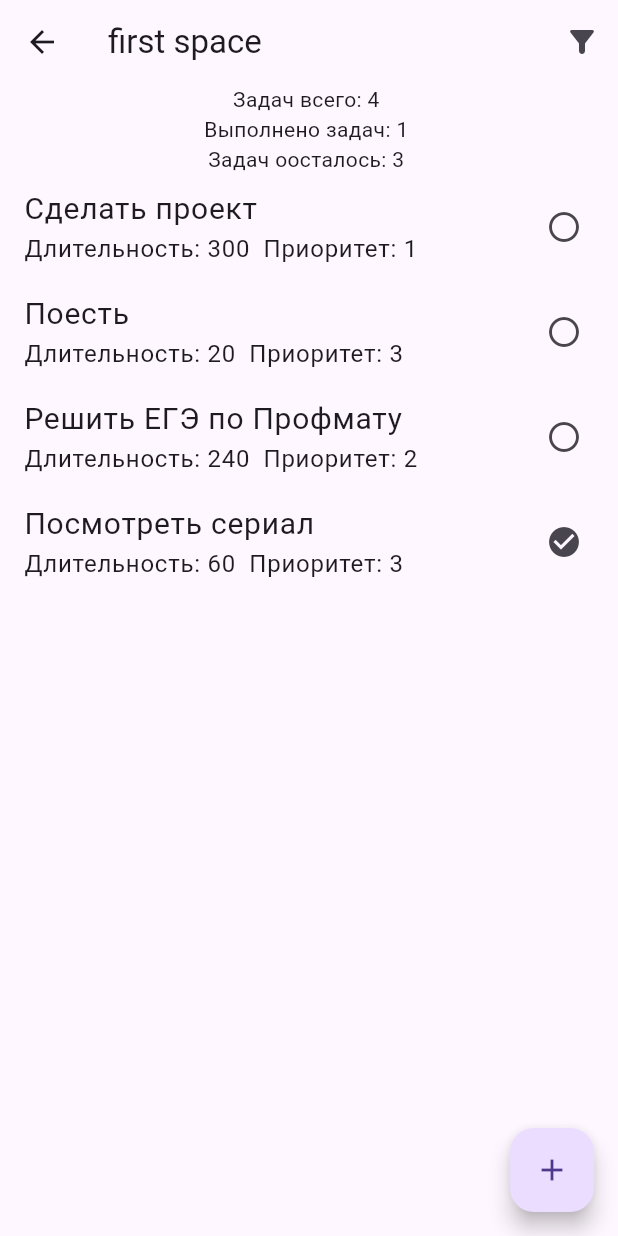
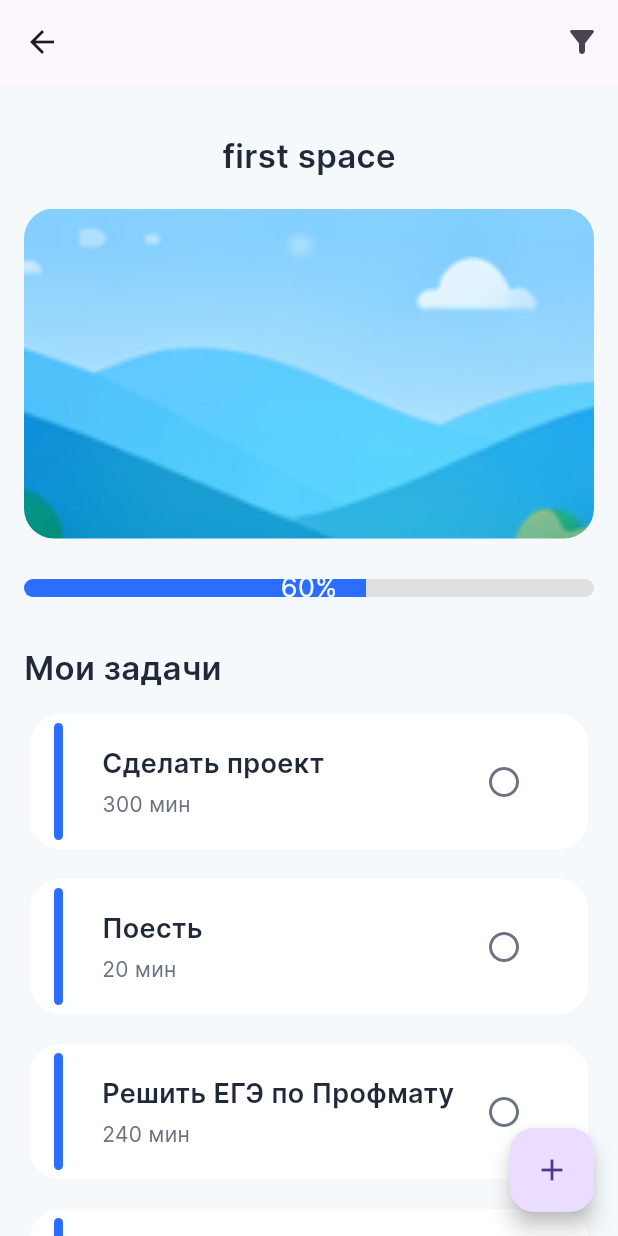
Before and after one commit to IIIPEK-NEMNOZHKO-OTSTALIY/SmartTime, a Flutter app: the screen it shows after launch, after a tap on "first space", on a phone screen of 412 x 824 dp. Run offline on Flutter 3.47's test engine with Material 3 defaults, Android fonts, the phone set to English and light mode, and no system bars; our stand-ins replace shared_preferences.

Commit message:
Интегрирвоана часть UI для HomePage, ее подстраницы с Задачами и добавлена Дрысясися

```diff
--- a/lib/app/app.dart
+++ b/lib/app/app.dart
@@ -5,7 +5,8 @@
 */
 
 import 'package:flutter/material.dart';
-import '../features/home/home_page.dart';
+import '../pages/home_page.dart';
+import '../core/theme/app_theme.dart';
 
 class MyApp extends StatelessWidget {
   const MyApp({super.key});
@@ -13,6 +14,7 @@ class MyApp extends StatelessWidget {
   @override
   Widget build(BuildContext context) {
     return MaterialApp(
+      theme: appTheme(),
       home: HomePage()
     );
   }
--- /dev/null
+++ b/lib/core/theme/app_theme.dart
@@ -0,0 +1,59 @@
+import 'package:flutter/material.dart';
+
+ThemeData appTheme() {
+  return ThemeData(
+    fontFamily: 'Inter',
+    scaffoldBackgroundColor: AppColors.background,
+    splashColor: Colors.transparent,
+    highlightColor: Colors.transparent,
+
+    cardTheme: CardThemeData(
+      color: AppColors.card,
+      elevation: 0,
+      shape: RoundedRectangleBorder(
+        borderRadius: BorderRadius.circular(20)
+      )
+    )
+  );
+}
+
+class AppColors {
+  static const background = Color(0xFFF6F9FC);
+  static const card = Colors.white;
+
+  static const primary = Color(0xff2b6dff);
+  static const secondary = Color(0xFF6EDC8C);
+  static const accent = Color(0xFFFFC83D);
+
+  static const textPrimary = Color(0xFF1F2937);
+  static const textSecondary = Color(0xFF6B7280);
+
+  static const buttonGradientColor = Color(0xff2b6dff);
+  static const deadlineDanger = Color(0xFFFF6B6B);
+}
+
+class AppText {
+  static const title = TextStyle(
+      fontSize: 22,
+      fontWeight: FontWeight.w600,
+      color: AppColors.textPrimary
+  );
+  static const subtitle = TextStyle(
+      fontSize: 14,
+      fontWeight: FontWeight.w300,
+      color: AppColors.textSecondary
+  );
+  static const cardTtle = TextStyle(
+      fontSize: 16,
+      fontWeight: FontWeight.w500
+  );
+  static const mediumtitle = TextStyle(
+      fontSize: 18,
+      fontWeight: FontWeight.w600,
+      color: AppColors.textPrimary
+  );
+  static const buttonsWhiteText = TextStyle(
+    fontSize: 18,
+    color: AppColors.background,
+  );
+}
--- a/lib/features/home/home_controller.dart
+++ b/lib/features/home/home_controller.dart
@@ -16,6 +16,7 @@ enum TaskFilter {
 class HomeController {
   HomeMode mode = HomeMode.spaces;
   TaskFilter filter = TaskFilter.all;
+  double progress = 0.60;
 
   final LocalStorageService lss = LocalStorageService();
   List<Space> spaces = [];
--- a/lib/features/schedule/schedule_setup/schedule_setup_controller.dart
+++ b/lib/features/schedule/schedule_setup_controller.dart
@@ -1,5 +1,4 @@
-import '../../../core/models/schedule/schedule_parameters.dart';
-import '../../../core/models/space.dart';
+import '../../core/models/space.dart';
 
 class ScheduleSetupController {
   List<Space> allSpaces = [];
--- a/lib/features/home/home_page.dart
+++ b/lib/pages/home_page.dart
@@ -1,7 +1,11 @@
 import 'package:flutter/material.dart';
 import 'package:flutter/services.dart';
-import 'home_controller.dart';
-import '../schedule/schedule_setup/schedule_setup_page.dart';
+import 'package:smarttime2/widgets/home%20page%20widgets/HeroTaskCard.dart';
+import 'package:smarttime2/widgets/home%20page%20widgets/taskCard.dart';
+import '../features/home/home_controller.dart';
+import 'schedule_setup_page.dart';
+import '../core/theme/app_theme.dart';
+import '../widgets/home page widgets/spaceCard.dart';
 
 class HomePage extends StatefulWidget {
   const HomePage({super.key});
@@ -28,49 +32,170 @@ class _HomePageState extends State<HomePage> {
       return const Center(child: CircularProgressIndicator());
     }
     return Scaffold(
-      appBar: AppBar(
-        title: Text(
-          _controller.mode == HomeMode.spaces
-              ? 'Пространства'
-              : _controller.currentSpace!.title,
-        ),
-        leading: _controller.mode == HomeMode.tasks
-          ? IconButton(
+      appBar: _controller.mode == HomeMode.tasks
+      ? AppBar(
+        leading: IconButton(
               icon: Icon(Icons.arrow_back),
               onPressed: () {
                 _controller.backToSpaces();
                 setState(() {});
               },
+        ),
+        actions: [IconButton(icon: Icon(Icons.filter_alt_rounded), onPressed: () {
+            _controller.toggleFilter();
+            setState(() {});
+            },)
+        ]
       )
       : null,
-        actions: _controller.mode == HomeMode.tasks
-        ? [
-          IconButton(icon: Icon(Icons.filter_alt_rounded), onPressed: () {
-            _controller.toggleFilter();
+      body: _controller.mode == HomeMode.spaces
+        ? homeBody()
+        : taskScreenBody(),
+      floatingActionButton: _controller.mode == HomeMode.tasks
+      ? FloatingActionButton(onPressed: () => addTaskDialog(), child: Icon(Icons.add),)
+      : null
+    );
+  }
+  Widget homeBody() {
+    return Column(
+      crossAxisAlignment: CrossAxisAlignment.start,
+      children: [
+        SizedBox(height: 64,),
+        Padding(padding: EdgeInsets.all(16), child: Column(
+          crossAxisAlignment: CrossAxisAlignment.start,
+          children: [
+            Text('Добрый день, Макар', style: AppText.title, ), //заглушка для имени
+            SizedBox(height: 4,),
+            Text('У вас 5 задач сегодня', style: AppText.subtitle,) //заглушка для текста
+          ],
+        ),),
+        HeroTaskCard(title: 'Алгебра', subtitle: 'Начнется через 25 минут', onDone: () {}),
+        Padding(padding: EdgeInsets.all(16), child: Card( //ОБЕРУНТО В ПАДДИНГ НА ВРЕМЯ
+          child: SizedBox(height: 120, child: Column(children: [
+            Text('Дрысясися', style: AppText.title,),
+            OutlinedButton(
+                onPressed: () => Navigator.push(context, MaterialPageRoute(builder: (context) => ScheduleSetupPage(allSpaces: _controller.spaces))),
+                child: Text('Кнопка для перехода к расписаниям (временно)'))
+          ])),
+        ),),
+        Padding(padding: EdgeInsets.all(16), child: Text('Мои пространства', style: AppText.title,)),
+        SpaceAddButton(onTap: () => addSpaceDialog(),),
+        buildSpaces()
+      ],
+    );
+  }
+  Widget taskScreenBody() {
+    final space = _controller.currentSpace!;
+
+    return SingleChildScrollView(
+      child: Column(
+        crossAxisAlignment: CrossAxisAlignment.stretch,
+        children: [
+          SizedBox(height: 12),
+          Padding(padding: EdgeInsets.all(16), child: Stack(
+            alignment: Alignment.center,
+            children: [
+
+              Container(
+                padding: EdgeInsets.symmetric(horizontal: 24, vertical: 4),
+                color: Theme.of(context).scaffoldBackgroundColor,
+                child: Text(
+                  space.title,
+                  style: AppText.title,
+                ),
+              ),
+            ],
+          )),
+          Padding(
+            padding: EdgeInsets.symmetric(horizontal: 16),
+            child: ClipRRect(
+              borderRadius: BorderRadius.circular(20),
+              child: SizedBox(
+                height: 220,
+                child: Image.asset(
+                  'assets/images/first.png',
+                  fit: BoxFit.cover,
+                ),
+              ),
+            ),
+          ),
+          SizedBox(height: 20),
+          Padding(
+            padding: EdgeInsets.symmetric(horizontal: 16),
+            child: Stack(
+              alignment: Alignment.center,
+              children: [
+                ClipRRect(
+                  borderRadius: BorderRadius.circular(8),
+                  child: LinearProgressIndicator(
+                    value: _controller.progress,
+                    minHeight: 12,
+                    backgroundColor: Colors.grey.shade300,
+                    valueColor: AlwaysStoppedAnimation(AppColors.primary),
+                  ),
+                ),
+                Text(
+                  '${(_controller.progress * 100).round()}%',
+                  style: AppText.buttonsWhiteText,
+                ),
+              ],
+            ),
+          ),
+          SizedBox(height: 24),
+          buildTasks(),
+        ],
+      ),
+    );
+  }
+
+  Widget buildTasks() {
+    final tasks = _controller.currentSpace!.tasks;
+
+    return Padding(
+      padding: EdgeInsets.symmetric(horizontal: 16),
+      child: Column(
+        crossAxisAlignment: CrossAxisAlignment.start,
+        children: [
+          Text('Мои задачи', style: AppText.title,),
+          SizedBox(height: 12),
+          ListView.builder(
+            shrinkWrap: true,
+            physics: NeverScrollableScrollPhysics(),
+            itemCount: tasks.length,
+            itemBuilder: (_, index) {
+              final task = tasks[index];
+              return Padding(
+                padding: EdgeInsets.only(bottom: 12),
+                child: Card(
+                  child: TaskCard(
+                    title: task.title,
+                    timeText: '${task.duration} мин',
+                    isDone: task.isDone,
+                    color: AppColors.primary,
+                    onToggle: () {
+                      _controller.toggleTask(task.id);
                       setState(() {});
                     },
-          )
-        ]
-          : null,
                   ),
-      body: _controller.mode == HomeMode.spaces
-        ? buildSpaces()
-        : buildTasks(),
-      floatingActionButton: _controller.mode == HomeMode.tasks
-      ? FloatingActionButton(onPressed: () => addTaskDialog(), child: Icon(Icons.add),)
-      : Row(mainAxisAlignment: MainAxisAlignment.center, children: [FloatingActionButton(onPressed: () => addSpaceDialog(), child: Icon(Icons.add)),
-        FloatingActionButton(onPressed: () => Navigator.push(context, MaterialPageRoute(builder: (context) => ScheduleSetupPage(allSpaces: _controller.spaces))), child: Icon(Icons.calendar_today_outlined),)
-      ],)
+                ),
+              );
+            },
+          ),
+        ],
+      ),
     );
   }
 
   Widget buildSpaces() {
-    return ListView.builder(
+    return Expanded(child: ListView.builder(
         itemCount: _controller.spaces.length,
         itemBuilder: (_, index) {
           final space = _controller.spaces[index];
-        return ListTile(
-          title: Text(space.title),
+          return SpaceCard(
+              title: space.title,
+              totalTasks: space.tasks.length,
+              completedTasks: space.tasks.where((t) => t.isDone).length,
+              color: AppColors.primary,
               onTap: () {
                 _controller.openSpace(space.id);
                 setState(() {});
@@ -78,45 +203,11 @@ class _HomePageState extends State<HomePage> {
               onLongPress: () {
                 _controller.deleteSpace(space.id);
                 setState(() {});
-          },
+              });
+        })
     );
   }
-    );
-  }
-  Widget buildTasks() {
-    final tasks = _controller.currentSpace!.tasks;
-    return Column(
-      children: [
-        Text('Задач всего: ${_controller.currentSpace!.tasks.length} '),
-        Text('Выполнено задач: ${_controller.currentSpace!.tasks.length-_controller.remainingTasks()} '),
-        Text('Задач оосталось: ${_controller.remainingTasks()} '),
-        Expanded(child:
-          ListView.builder(
-            itemCount: tasks.length,
-            itemBuilder: (_, index) {
-              final task = tasks[index];
-              return ListTile(
-                title: Column(
-                  crossAxisAlignment: CrossAxisAlignment.start,
-                  children: [Text(task.title, style: TextStyle(fontSize: 20),), Row( children: [ Text('Длительность: ${task.duration.toString()} '), Text(' Приоритет: ${task.priority.toString()}')])],
-                ),
-                trailing: Icon(task.isDone ? Icons.check_circle : Icons.circle_outlined),
-                onTap: () {
-                  _controller.toggleTask(task.id);
-                  setState(() {});
-                },
-                onLongPress: () {
-                  _controller.deleteTask(task.id);
-                  setState(() {});
-    },
-    );
 
-            }
-         ),
-        ),
-      ]
-    );
-  }
   void addSpaceDialog() {
     final controllerText = TextEditingController();
     showDialog(
--- /dev/null
+++ b/lib/widgets/home page widgets/HeroTaskCard.dart
@@ -0,0 +1,89 @@
+import 'package:flutter/material.dart';
+import '../../core/theme/app_theme.dart';
+
+class HeroTaskCard extends StatelessWidget {
+  final String title;
+  final String subtitle;
+  final VoidCallback onDone;
+
+  const HeroTaskCard({
+    super.key,
+    required this.title,
+    required this.subtitle,
+    required this.onDone,
+  });
+
+  @override
+  Widget build(BuildContext context) {
+    return Padding(
+      padding: const EdgeInsets.all(16),
+      child: Container(
+        decoration: BoxDecoration(
+          borderRadius: BorderRadius.circular(16),
+          gradient: LinearGradient(
+            colors: [
+              AppColors.primary,
+              AppColors.primary.withValues(),
+            ],
+            begin: Alignment.topLeft,
+            end: Alignment.bottomRight,
+          ),
+          boxShadow: [
+            BoxShadow(
+              color: AppColors.primary.withValues(),
+              blurRadius: 20,
+              offset: Offset(0, 10),
+            ),
+          ],
+        ),
+        child: Padding(
+          padding: const EdgeInsets.all(20),
+          child: Row(
+            children: [
+              Expanded(
+                child: Column(
+                  crossAxisAlignment: CrossAxisAlignment.start,
+                  mainAxisSize: MainAxisSize.min,
+                  children: [
+                    Text(
+                      'Ближайшая задача',
+                      style: TextStyle(
+                        color: Colors.white70,
+                        fontSize: 14,
+                      ),
+                    ),
+                    const SizedBox(height: 6),
+                    Text(
+                      title,
+                      style: TextStyle(
+                        color: Colors.white,
+                        fontSize: 22,
+                        fontWeight: FontWeight.bold,
+                      ),
+                    ),
+                    const SizedBox(height: 6),
+                    Text(
+                      subtitle,
+                      style: TextStyle(
+                        color: Colors.white70,
+                        fontSize: 14,
+                      ),
+                    ),
+                  ],
+                ),
+              ),
+              IconButton(
+                icon: Icon(
+                  Icons.circle_outlined,
+                  color: Colors.white,
+                  size: 32,
+                ),
+                onPressed: onDone,
+              ),
+            ],
+          ),
+        ),
+      ),
+    );
+  }
+}
--- /dev/null
+++ b/lib/widgets/home page widgets/spaceCard.dart
@@ -0,0 +1,125 @@
+import 'package:flutter/material.dart';
+import '../../core/theme/app_theme.dart';
+
+class SpaceStyle{
+  static final addSpaceButton = ElevatedButton.styleFrom(
+    backgroundColor: Colors.transparent,
+    minimumSize: const Size(double.infinity, 64),
+    padding: const EdgeInsets.symmetric(horizontal: 16),
+    shape: RoundedRectangleBorder(
+      borderRadius: BorderRadius.circular(16),
+    ),
+    elevation: 0,
+    side: BorderSide.none,
+  );
+}
+class SpaceAddButton extends StatelessWidget{
+  final VoidCallback onTap;
+
+  const SpaceAddButton ({
+    required this.onTap,
+    super.key
+  });
+
+  @override
+  Widget build(BuildContext context) {
+    return Padding(padding: EdgeInsets.symmetric(horizontal: 16, vertical: 6),
+    child: Container(
+        decoration: BoxDecoration(
+          borderRadius: BorderRadius.circular(16),
+          gradient: LinearGradient(
+            colors: [
+              AppColors.primary,
+              AppColors.primary.withValues(),
+            ],
+            begin: Alignment.topLeft,
+            end: Alignment.bottomRight,
+          ),
+          boxShadow: [
+            BoxShadow(
+              color: AppColors.primary.withValues(),
+              blurRadius: 20,
+              offset: Offset(0, 10),
+            ),
+          ],
+        ),
+        child: OutlinedButton(
+        style: SpaceStyle.addSpaceButton,
+        onPressed: () {},
+        child: Row(children: [
+          Icon(Icons.add, color: AppColors.card, size: 28,),
+          Text(' Новое пространство', style: AppText.buttonsWhiteText,)
+        ])))
+    );
+  }
+}
+
+class SpaceCard extends StatelessWidget {
+  final String title;
+  final int totalTasks;
+  final int completedTasks;
+  final Color color;
+  final VoidCallback onTap;
+  final VoidCallback onLongPress;
+
+  const SpaceCard({
+    super.key,
+    required this.title,
+    required this.totalTasks,
+    required this.completedTasks,
+    required this.color,
+    required this.onTap,
+    required this.onLongPress,
+  });
+
+  @override
+  Widget build(BuildContext context) {
+    final percent = totalTasks == 0
+        ? 0
+        : (completedTasks / totalTasks * 100).round();
+
+    return Padding(
+      padding: const EdgeInsets.symmetric(horizontal: 16, vertical: 6),
+      child: Card(
+        elevation: 0,
+        shape: RoundedRectangleBorder(
+          borderRadius: BorderRadius.circular(16),
+        ),
+        child: ListTile(
+          onTap: onTap,
+          title: Column(
+            crossAxisAlignment: CrossAxisAlignment.start,
+            children: [
+              Text(title, style: AppText.mediumtitle,),
+              SizedBox(height: 4,),
+              Text('$percent% выполнено • $totalTasks задач', style: AppText.subtitle,),
+            ],
+          ),
+          onLongPress: onLongPress,
+          trailing: Container(
+            width: 18,
+            height: 18,
+            decoration: BoxDecoration(
+              shape: BoxShape.circle,
+              gradient: LinearGradient(
+                colors: [
+                  color,
+                  color.withValues(),
+                ],
+                begin: Alignment.topLeft,
+                end: Alignment.bottomRight,
+              ),
+              boxShadow: [
+                BoxShadow(
+                  color: color.withValues(),
+                  blurRadius: 10,
+                  offset: Offset(0, 2),
+                ),
+              ],
+            ),
+          ),
+        ),
+      ),
+    );
+  }
+}
--- /dev/null
+++ b/lib/widgets/home page widgets/taskCard.dart
@@ -0,0 +1,81 @@
+import 'package:flutter/material.dart';
+import '../../core/theme/app_theme.dart';
+
+class TaskCard extends StatelessWidget {
+  final String title;
+  final String timeText;
+  final bool isDone;
+  final Color color;
+  final VoidCallback onToggle;
+
+  const TaskCard({
+    super.key,
+    required this.title,
+    required this.timeText,
+    required this.isDone,
+    required this.color,
+    required this.onToggle,
+  });
+
+  @override
+  Widget build(BuildContext context) {
+    return Padding(
+      padding: const EdgeInsets.symmetric(horizontal: 16, vertical: 6),
+      child: IntrinsicHeight(
+        child: Row(
+          crossAxisAlignment: CrossAxisAlignment.stretch,
+          children: [
+            Container(
+              width: 6,
+              decoration: BoxDecoration(
+                color: color,
+                borderRadius: BorderRadius.circular(4),
+              ),
+            ),
+            const SizedBox(width: 10),
+            Expanded(
+              child: Card(
+                elevation: 0,
+                shape: RoundedRectangleBorder(
+                  borderRadius: BorderRadius.circular(16),
+                ),
+                child: Padding(
+                  padding: const EdgeInsets.symmetric(
+                    horizontal: 12,
+                    vertical: 10,
+                  ),
+                  child: Row(
+                    children: [
+                      Expanded(
+                        child: Column(
+                          crossAxisAlignment: CrossAxisAlignment.start,
+                          mainAxisSize: MainAxisSize.min,
+                          children: [
+                            Text(title, style: AppText.mediumtitle),
+                            const SizedBox(height: 4),
+                            Text(timeText, style: AppText.subtitle,),
+                          ],
+                        ),
+                      ),
+                      IconButton(
+                        icon: Icon(
+                          isDone
+                              ? Icons.check_circle
+                              : Icons.radio_button_unchecked,
+                          color: isDone
+                              ? AppColors.accent
+                              : AppColors.textSecondary,
+                        ),
+                        onPressed: onToggle,
+                      ),
+                    ],
+                  ),
+                ),
+              ),
+            ),
+          ],
+        ),
+      )
+    );
+  }
+}
```
Also changed, not shown: lib/pages/schedule_page.dart (renamed from lib/features/schedule/schedule_page.dart, +4 -4 lines), lib/pages/schedule_setup_page.dart (renamed from lib/features/schedule/schedule_setup/schedule_setup_page.dart, +4 -4 lines), lib/widgets/ui.dart (deleted, +0 -8 lines), pubspec.yaml (+8 -2 lines), assets/fonts/Inter-Medium.ttf (added), assets/fonts/Inter-Regular.ttf (added), assets/fonts/Inter-SemiBold.ttf (added), assets/images/first.png (added), lib/pages/profile_page.dart (added), lib/widgets/home page widgets/scheduleCard.dart (added), lib/widgets/timeline_tile.dart (added). Lines whose indentation alone changed are shown as unchanged.
